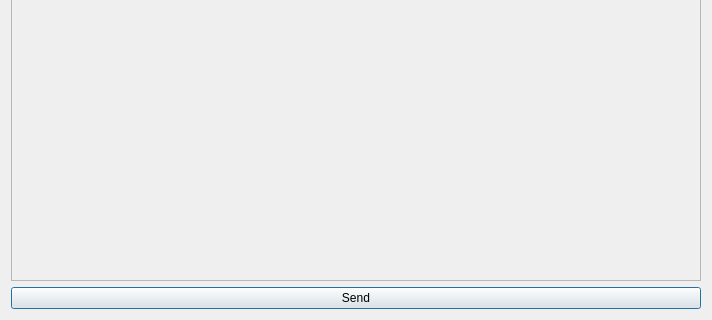
JohnMril/ProjectShop, file OnlineShop/Shop/SqlDataBase/SenderDataDialog.ui: the form before one commit; both pictures show x 0 to 712 and y 176 to 496 of the 712 by 496 pixel window.
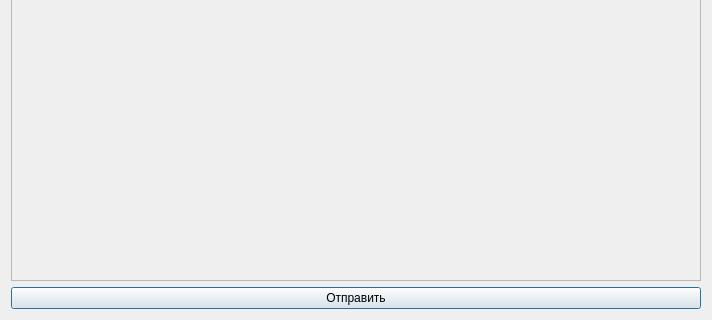
The form after the commit.

```diff
--- a/OnlineShop/Shop/SqlDataBase/SenderDataDialog.ui
+++ b/OnlineShop/Shop/SqlDataBase/SenderDataDialog.ui
@@ -53,7 +53,7 @@
    <item>
     <widget class="QPushButton" name="sendPushButton">
      <property name="text">
-      <string>Send</string>
+      <string>Отправить</string>
      </property>
     </widget>
    </item>
```
Left out of the diff: 2 changed lines with no effect on the pictures.
